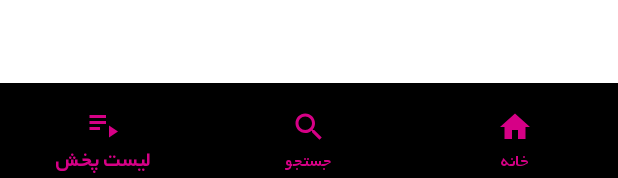
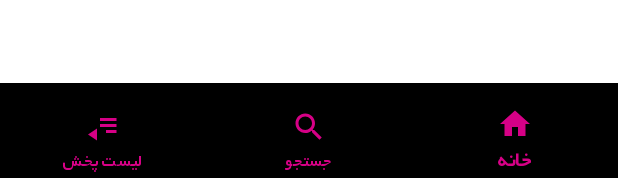
Before and after one commit to ElaheMahmoodi/Melobit, an Android app: the layout activity_main.xml on its own in the app's theme, with its tools: preview values and no code run, on a phone screen of 412 x 824 dp. Shown: the part 1055-1233 px from the top of the screen. Run offline under Robolectric (Android 15) with nearby library versions, the phone set to English and light mode, and no system bars.

Commit message:
Layout rtl direction bug fixed !

```diff
--- a/app/src/main/res/layout/activity_main.xml
+++ b/app/src/main/res/layout/activity_main.xml
@@ -34,6 +34,7 @@
         app:layout_constraintStart_toStartOf="parent"
         app:menu="@menu/bottom_navigation"
         android:theme="@style/BottomNavigationViewTextStyle"
+        android:layoutDirection="rtl"
         />
 
 </androidx.constraintlayout.widget.ConstraintLayout>
--- a/app/src/main/res/menu/bottom_navigation.xml
+++ b/app/src/main/res/menu/bottom_navigation.xml
@@ -1,16 +1,18 @@
 <?xml version="1.0" encoding="utf-8"?>
 <menu xmlns:android="http://schemas.android.com/apk/res/android">
+
     <item
-        android:id="@+id/nav_playList"
-        android:icon="@drawable/ic_baseline_playlist_play_24"
-        android:title="لیست پخش" />
+        android:id="@+id/nav_home"
+        android:icon="@drawable/ic_baseline_home_24"
+        android:title="خانه" />
 
     <item
         android:id="@+id/nav_search"
         android:icon="@drawable/ic_baseline_search_24"
         android:title="جستجو" />
+
     <item
-        android:id="@+id/nav_home"
-        android:icon="@drawable/ic_baseline_home_24"
-        android:title="خانه" />
+        android:id="@+id/nav_playList"
+        android:icon="@drawable/ic_baseline_playlist_play_24"
+        android:title="لیست پخش" />
 </menu>
```
